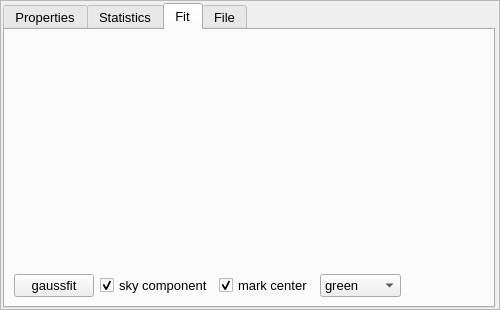
Above: code/display/region/QtRegionState.ui from radio-astro/casa before the change. Below: the same form after it.
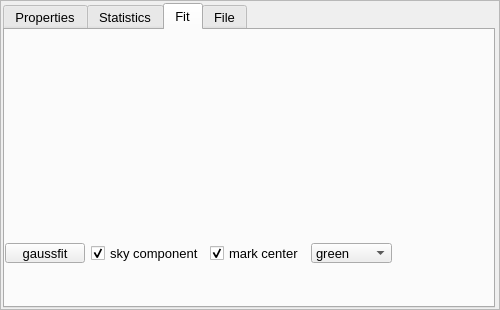
That is the form after the change. The open tabs and pages were chosen to show the change.

Commit message:
New Development: no             JIRA Issue: cas-5732       Ready to Release: yes      Interface Changes: none What Interface Changed: none          Test Programs: none   Put in Release Notes: no
           Description: adjust the region dock widget so that gaussfit button et al. are usable

Patch:
```diff
--- a/code/display/region/QtRegionState.ui
+++ b/code/display/region/QtRegionState.ui
@@ -1408,10 +1408,16 @@
        <string>Fit</string>
       </attribute>
       <layout class="QVBoxLayout" name="verticalLayout_2">
+       <property name="spacing">
+        <number>-1</number>
+       </property>
+       <property name="margin">
+        <number>0</number>
+       </property>
        <item>
         <widget class="QStackedWidget" name="centers_group">
          <property name="sizePolicy">
-          <sizepolicy hsizetype="Preferred" vsizetype="Preferred">
+          <sizepolicy hsizetype="Preferred" vsizetype="Fixed">
            <horstretch>0</horstretch>
            <verstretch>210</verstretch>
           </sizepolicy>
@@ -1419,7 +1425,13 @@
          <property name="minimumSize">
           <size>
            <width>0</width>
-           <height>260</height>
+           <height>205</height>
+          </size>
+         </property>
+         <property name="maximumSize">
+          <size>
+           <width>16777215</width>
+           <height>207</height>
           </size>
          </property>
          <property name="currentIndex">
@@ -1431,6 +1443,12 @@
         <layout class="QHBoxLayout" name="horizontalLayout_3">
          <item>
           <widget class="QPushButton" name="imfit_fit">
+           <property name="maximumSize">
+            <size>
+             <width>16777215</width>
+             <height>20</height>
+            </size>
+           </property>
            <property name="text">
             <string>gaussfit</string>
            </property>
@@ -1438,6 +1456,12 @@
          </item>
          <item>
           <widget class="QCheckBox" name="skycomp_chk">
+           <property name="maximumSize">
+            <size>
+             <width>16777215</width>
+             <height>20</height>
+            </size>
+           </property>
            <property name="text">
             <string>sky component</string>
            </property>
@@ -1448,6 +1472,12 @@
          </item>
          <item>
           <widget class="QCheckBox" name="markcenter_chk">
+           <property name="maximumSize">
+            <size>
+             <width>16777215</width>
+             <height>20</height>
+            </size>
+           </property>
            <property name="text">
             <string>mark center</string>
            </property>
@@ -1458,6 +1488,12 @@
          </item>
          <item>
           <widget class="QComboBox" name="center_color">
+           <property name="maximumSize">
+            <size>
+             <width>16777215</width>
+             <height>20</height>
+            </size>
+           </property>
            <property name="currentIndex">
             <number>3</number>
            </property>
@@ -1523,6 +1559,19 @@
          </item>
         </layout>
        </item>
+       <item>
+        <spacer name="verticalSpacer">
+         <property name="orientation">
+          <enum>Qt::Vertical</enum>
+         </property>
+         <property name="sizeHint" stdset="0">
+          <size>
+           <width>20</width>
+           <height>40</height>
+          </size>
+         </property>
+        </spacer>
+       </item>
       </layout>
      </widget>
      <widget class="QWidget" name="tab">
```
Left out of the diff: 2 changed lines with no effect on the pictures. The commit also changes 4 other files.
